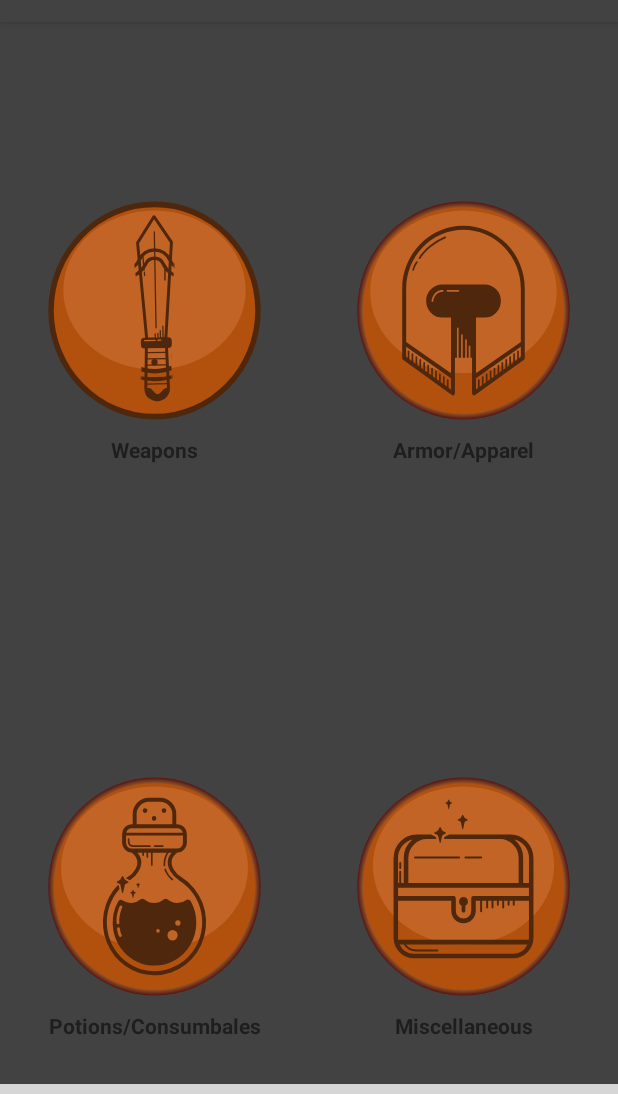
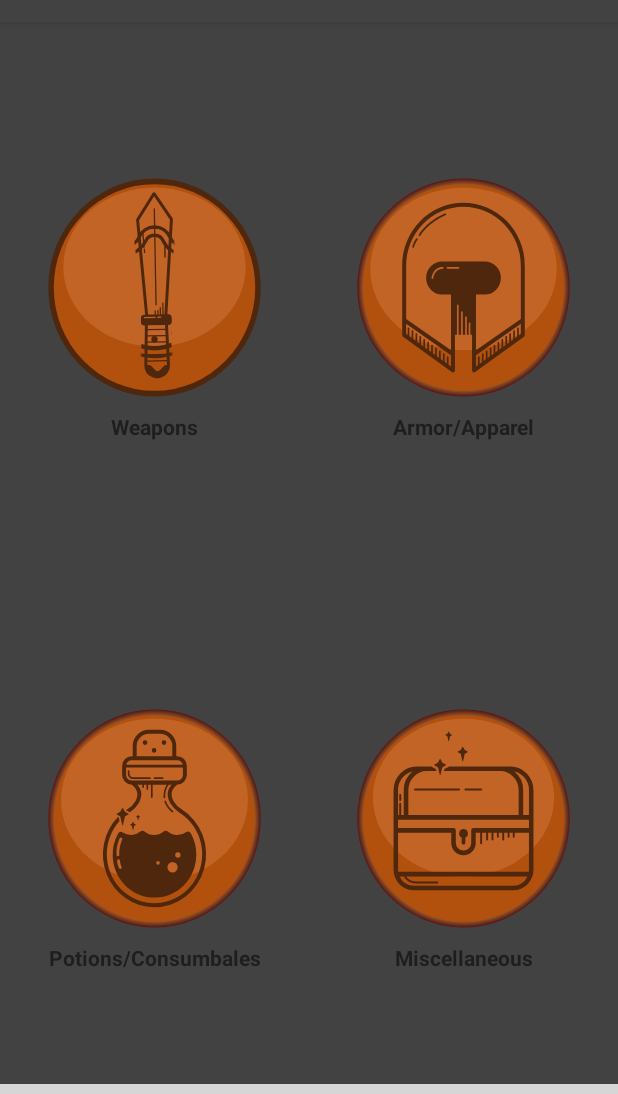
Before and after one commit to Eli-Gustilo-Software/Bag-of-Holding, an Android app: the screen it shows after launch (MainActivity), after a tap on an icon or button, on a phone screen of 412 x 824 dp, the part 62-1156 px from its top. Run offline under Robolectric (Android 15) with nearby library versions, the phone set to English and light mode, and no system bars; our stand-ins replace navigation-ui; 3 statements that could not run were skipped; grey boxes are pictures that could not be loaded.

Commit message:
small fix

```diff
--- a/app/src/main/res/layout/activity_main.xml
+++ b/app/src/main/res/layout/activity_main.xml
@@ -21,7 +21,7 @@
         android:id="@+id/nav_host_fragment"
         android:name="androidx.navigation.fragment.NavHostFragment"
         android:layout_width="match_parent"
-        android:layout_height="match_parent"
+        android:layout_height="0dp"
         app:defaultNavHost="true"
         app:layout_constraintBottom_toTopOf="@id/nav_view"
         app:layout_constraintLeft_toLeftOf="parent"
--- a/app/src/main/res/layout/bag_misc_list.xml
+++ b/app/src/main/res/layout/bag_misc_list.xml
@@ -3,7 +3,8 @@
     xmlns:android="http://schemas.android.com/apk/res/android"
     xmlns:app="http://schemas.android.com/apk/res-auto"
     android:layout_width="match_parent"
-    android:layout_height="match_parent">
+    android:layout_height="match_parent"
+    >
 
     <TextView
         android:id="@+id/misc_list_title"
--- a/app/src/main/res/layout/bag_weapons_list.xml
+++ b/app/src/main/res/layout/bag_weapons_list.xml
@@ -4,7 +4,8 @@
     xmlns:app="http://schemas.android.com/apk/res-auto"
     xmlns:tools="http://schemas.android.com/tools"
     android:layout_width="match_parent"
-    android:layout_height="match_parent">
+    android:layout_height="match_parent"
+    >
 
     <TextView
         android:id="@+id/weapons_list_title"
```
